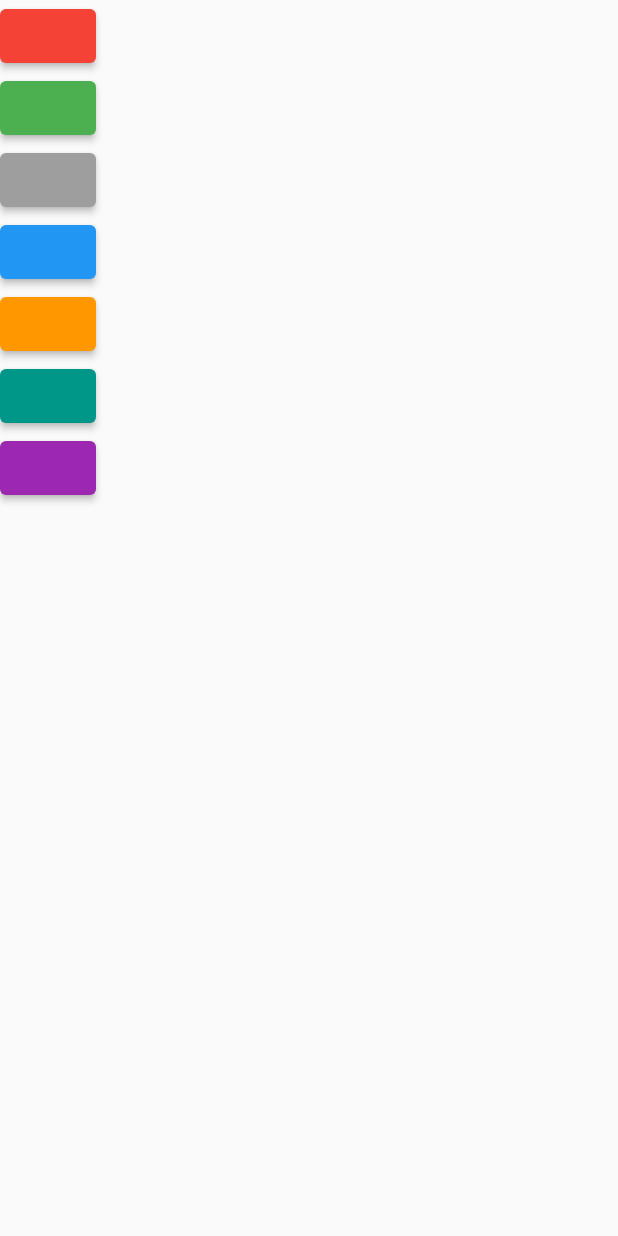
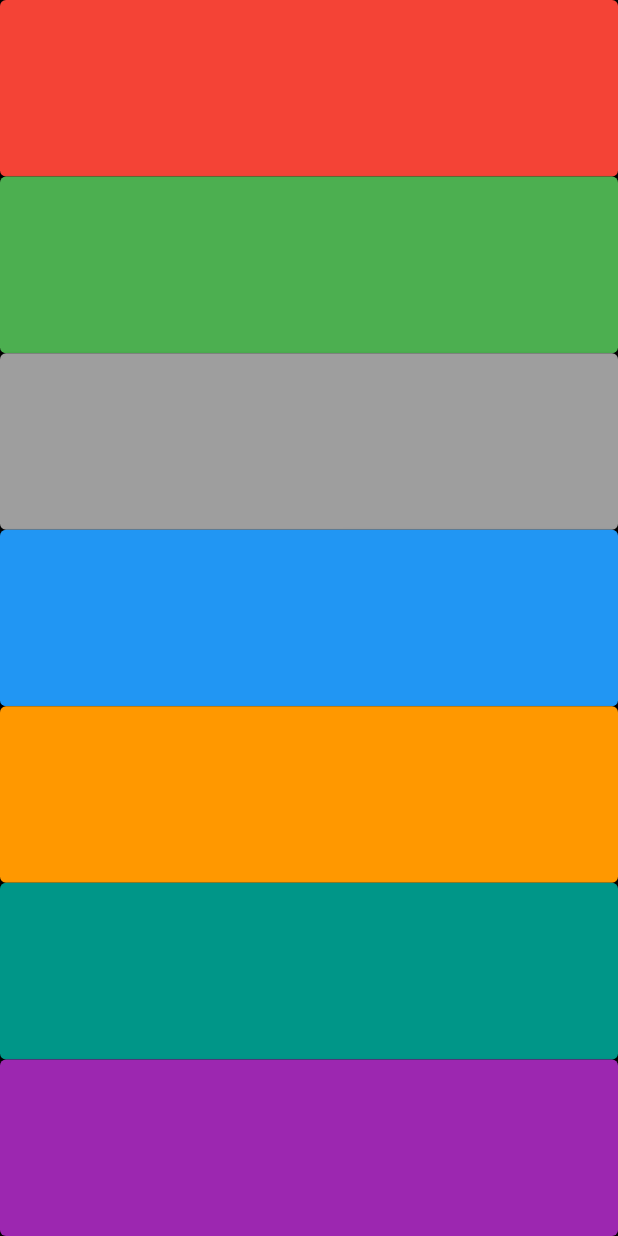
Before and after one commit to Mussa-Adolai/Xylophone_test, a Flutter app: the screen it shows after launch, on a phone screen of 412 x 824 dp. Run offline on Flutter 3.47's test engine with Material 2 defaults, Android fonts, the phone set to English and light mode, and no system bars; our stand-ins replace assets_audio_player.

Commit message:
add buildKey function

```diff
--- a/lib/main.dart
+++ b/lib/main.dart
@@ -7,13 +7,29 @@
   runApp(XylophoneApp());
 }
 
+int soundNumber = 0;
+
 class XylophoneApp extends StatelessWidget {
   get child => null;
-  //int soundNumber = 1;
-  play(int soundNumber) {
+  //int s=soundNumber ;
+  play(int sNumber) {
     final assetsAudioPlayer = AssetsAudioPlayer();
     assetsAudioPlayer.open(
-      Audio("assets/audio/note$soundNumber.wav"),
+      Audio("assets/audio/note$sNumber.wav"),
+    );
+  }
+
+  Expanded buildKey({Color? btnColor, required int soundNumber}) {
+    return Expanded(
+      child: ElevatedButton(
+        style: ElevatedButton.styleFrom(
+          primary: btnColor,
+        ),
+        onPressed: () {
+          play(soundNumber);
+        },
+        child: child,
+      ),
     );
   }
 
@@ -21,73 +37,18 @@
   Widget build(BuildContext context) {
     return MaterialApp(
       home: Scaffold(
+        backgroundColor: Colors.black,
         body: SafeArea(
           child: Column(
-            //mainAxisAlignment: MainAxisAlignment.spaceEvenly,
+            crossAxisAlignment: CrossAxisAlignment.stretch,
             children: <Widget>[
-              ElevatedButton(
-                style: ElevatedButton.styleFrom(
-                  primary: Colors.red,
-                ),
-                onPressed: () {
-                  play(1);
-                },
-                child: child,
-              ),
-              ElevatedButton(
-                style: ElevatedButton.styleFrom(
-                  primary: Colors.green,
-                ),
-                onPressed: () {
-                  play(2);
-                },
-                child: child,
-              ),
-              ElevatedButton(
-                style: ElevatedButton.styleFrom(
-                  primary: Colors.grey,
-                ),
-                onPressed: () {
-                  play(3);
-                },
-                child: child,
-              ),
-              ElevatedButton(
-                style: ElevatedButton.styleFrom(
-                  primary: Colors.blue,
-                ),
-                onPressed: () {
-                  play(4);
-                },
-                child: child,
-              ),
-              ElevatedButton(
-                style: ElevatedButton.styleFrom(
-                  primary: Colors.orange,
-                ),
-                onPressed: () {
-                  play(5);
-                },
-                child: child,
-              ),
-              ElevatedButton(
-                style: ElevatedButton.styleFrom(
-                  primary: Colors.teal,
-                ),
-                onPressed: () {
-                  play(6);
-                },
-                child: child,
-              ),
-              ElevatedButton(
-                style: ElevatedButton.styleFrom(
-                  primary: Colors.purple,
-                ),
-                onPressed: () {
-                  play(7);
-                },
-                child: child,
-              ),
+              buildKey(btnColor: Colors.red, soundNumber: 1),
+              buildKey(btnColor: Colors.green, soundNumber: 2),
+              buildKey(btnColor: Colors.grey, soundNumber: 3),
+              buildKey(btnColor: Colors.blue, soundNumber: 4),
+              buildKey(btnColor: Colors.orange, soundNumber: 5),
+              buildKey(btnColor: Colors.teal, soundNumber: 6),
+              buildKey(btnColor: Colors.purple, soundNumber: 7),
             ],
           ),
         ),
```
